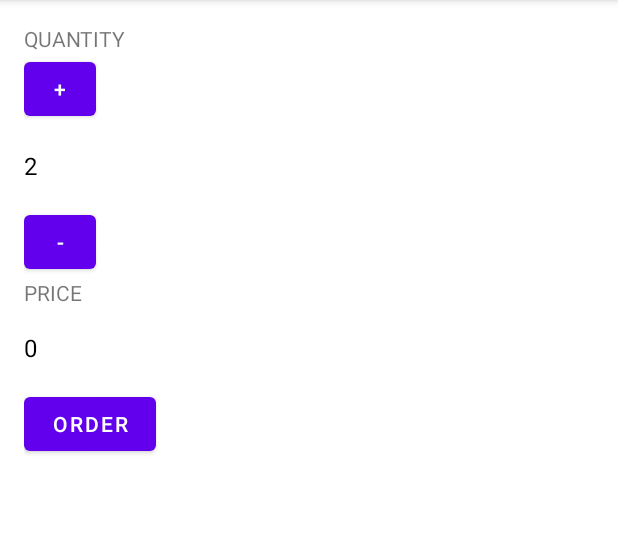
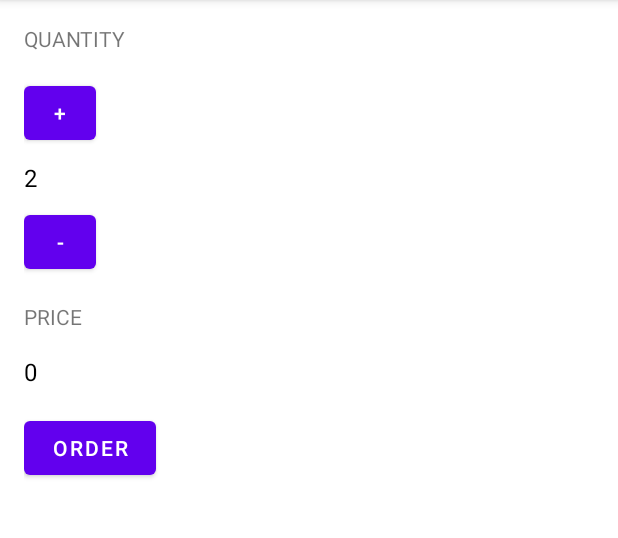
Before and after one commit to devkudasov/udacity_android_basics, an Android app: the screen it shows after launch (MainActivity), on a phone screen of 412 x 824 dp, the part 84-622 px from its top. Run offline under Robolectric (Android 15) with nearby library versions, the phone set to English and light mode, and no system bars.

Commit message:
Simple styles

```diff
--- a/JustJava/app/src/main/res/layout/activity_main.xml
+++ b/JustJava/app/src/main/res/layout/activity_main.xml
@@ -21,6 +21,7 @@
         android:layout_width="match_parent"
         android:layout_height="wrap_content"
         android:orientation="vertical"
+        android:paddingVertical="16dp"
         app:layout_constraintLeft_toLeftOf="parent"
         app:layout_constraintTop_toBottomOf="@id/quantity" >
 
@@ -34,8 +35,8 @@
             android:id="@+id/quantity_count"
             android:layout_width="wrap_content"
             android:layout_height="wrap_content"
-            android:paddingVertical="16dp"
             android:text="@string/quantity_default"
+            android:paddingVertical="8dp"
             android:textColor="@color/black"
             android:textSize="16sp" />
 
```
